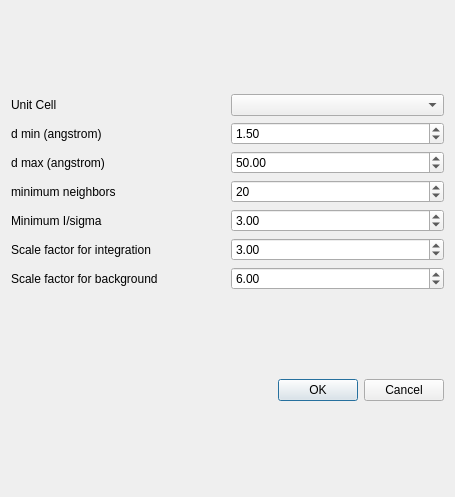
The window that apps/nsxqt/ui/DialogCalculatedPeaks.ui (k61n/openhkl) describes before a commit, drawn with Qt 5.
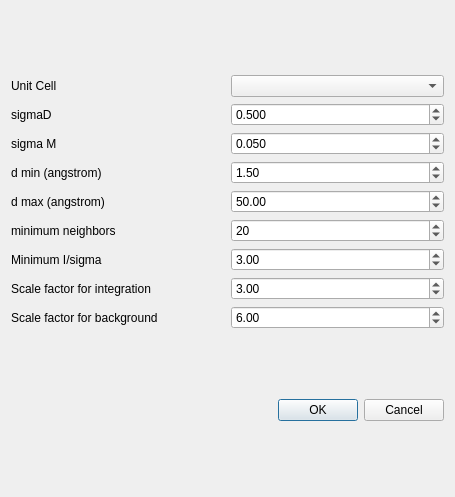
The same window after the commit.

Commit message: continue work on integration

Patch:
```diff
--- a/apps/nsxqt/ui/DialogCalculatedPeaks.ui
+++ b/apps/nsxqt/ui/DialogCalculatedPeaks.ui
@@ -14,7 +14,7 @@
    <string>Dialog</string>
   </property>
   <layout class="QGridLayout" name="gridLayout">
-   <item row="3" column="0">
+   <item row="5" column="0">
     <widget class="QDialogButtonBox" name="buttonBox">
      <property name="orientation">
       <enum>Qt::Horizontal</enum>
@@ -24,29 +24,9 @@
      </property>
     </widget>
    </item>
-   <item row="1" column="0">
+   <item row="0" column="0">
     <layout class="QGridLayout" name="gridLayout_2">
-     <item row="1" column="0">
-      <widget class="QLabel" name="label">
-       <property name="text">
-        <string>d min (angstrom)</string>
-       </property>
-      </widget>
-     </item>
-     <item row="4" column="2">
-      <widget class="QDoubleSpinBox" name="sigmaSpinBox">
-       <property name="maximum">
-        <double>100000.000000000000000</double>
-       </property>
-       <property name="singleStep">
-        <double>0.100000000000000</double>
-       </property>
-       <property name="value">
-        <double>3.000000000000000</double>
-       </property>
-      </widget>
-     </item>
-     <item row="3" column="2">
+     <item row="6" column="2">
       <widget class="QSpinBox" name="neighborSpinBox">
        <property name="maximum">
         <number>100000</number>
@@ -56,21 +36,14 @@
        </property>
       </widget>
      </item>
-     <item row="8" column="0">
-      <widget class="QLabel" name="label_9">
-       <property name="text">
-        <string>Scale factor for background</string>
-       </property>
-      </widget>
-     </item>
-     <item row="2" column="0">
+     <item row="5" column="0">
       <widget class="QLabel" name="label_2">
        <property name="text">
         <string>d max (angstrom)</string>
        </property>
       </widget>
      </item>
-     <item row="8" column="2">
+     <item row="11" column="2">
       <widget class="QDoubleSpinBox" name="bkgScaleSpinBox">
        <property name="singleStep">
         <double>0.100000000000000</double>
@@ -81,13 +54,20 @@
       </widget>
      </item>
      <item row="7" column="0">
-      <widget class="QLabel" name="label_8">
+      <widget class="QLabel" name="label_10">
        <property name="text">
-        <string>Scale factor for integration</string>
+        <string>Minimum I/sigma</string>
        </property>
       </widget>
      </item>
-     <item row="2" column="2">
+     <item row="0" column="0">
+      <widget class="QLabel" name="label_3">
+       <property name="text">
+        <string>Unit Cell</string>
+       </property>
+      </widget>
+     </item>
+     <item row="5" column="2">
       <widget class="QDoubleSpinBox" name="dMaxSpinBox">
        <property name="maximum">
         <double>1000.000000000000000</double>
@@ -100,14 +80,7 @@
        </property>
       </widget>
      </item>
-     <item row="3" column="0">
-      <widget class="QLabel" name="label_5">
-       <property name="text">
-        <string>minimum neighbors</string>
-       </property>
-      </widget>
-     </item>
-     <item row="1" column="2">
+     <item row="4" column="2">
       <widget class="QDoubleSpinBox" name="dMinSpinBox">
        <property name="maximum">
         <double>1000.000000000000000</double>
@@ -120,14 +93,28 @@
        </property>
       </widget>
      </item>
+     <item row="6" column="0">
+      <widget class="QLabel" name="label_5">
+       <property name="text">
+        <string>minimum neighbors</string>
+       </property>
+      </widget>
+     </item>
      <item row="4" column="0">
-      <widget class="QLabel" name="label_10">
+      <widget class="QLabel" name="label">
        <property name="text">
-        <string>Minimum I/sigma</string>
+        <string>d min (angstrom)</string>
        </property>
       </widget>
      </item>
-     <item row="7" column="2">
+     <item row="11" column="0">
+      <widget class="QLabel" name="label_9">
+       <property name="text">
+        <string>Scale factor for background</string>
+       </property>
+      </widget>
+     </item>
+     <item row="10" column="2">
       <widget class="QDoubleSpinBox" name="peakScaleSpinBox">
        <property name="singleStep">
         <double>0.100000000000000</double>
@@ -140,10 +127,63 @@
      <item row="0" column="2">
       <widget class="QComboBox" name="comboBoxUC"/>
      </item>
-     <item row="0" column="0">
-      <widget class="QLabel" name="label_3">
+     <item row="1" column="0">
+      <widget class="QLabel" name="label_4">
        <property name="text">
-        <string>Unit Cell</string>
+        <string>sigmaD</string>
+       </property>
+      </widget>
+     </item>
+     <item row="7" column="2">
+      <widget class="QDoubleSpinBox" name="sigmaSpinBox">
+       <property name="maximum">
+        <double>100000.000000000000000</double>
+       </property>
+       <property name="singleStep">
+        <double>0.100000000000000</double>
+       </property>
+       <property name="value">
+        <double>3.000000000000000</double>
+       </property>
+      </widget>
+     </item>
+     <item row="3" column="0">
+      <widget class="QLabel" name="label_6">
+       <property name="text">
+        <string>sigma M</string>
+       </property>
+      </widget>
+     </item>
+     <item row="1" column="2">
+      <widget class="QDoubleSpinBox" name="sigmaD">
+       <property name="decimals">
+        <number>3</number>
+       </property>
+       <property name="singleStep">
+        <double>0.001000000000000</double>
+       </property>
+       <property name="value">
+        <double>0.500000000000000</double>
+       </property>
+      </widget>
+     </item>
+     <item row="3" column="2">
+      <widget class="QDoubleSpinBox" name="sigmaM">
+       <property name="decimals">
+        <number>3</number>
+       </property>
+       <property name="singleStep">
+        <double>0.001000000000000</double>
+       </property>
+       <property name="value">
+        <double>0.050000000000000</double>
+       </property>
+      </widget>
+     </item>
+     <item row="10" column="0">
+      <widget class="QLabel" name="label_8">
+       <property name="text">
+        <string>Scale factor for integration</string>
        </property>
       </widget>
      </item>
```
The commit also changes 24 other files.
